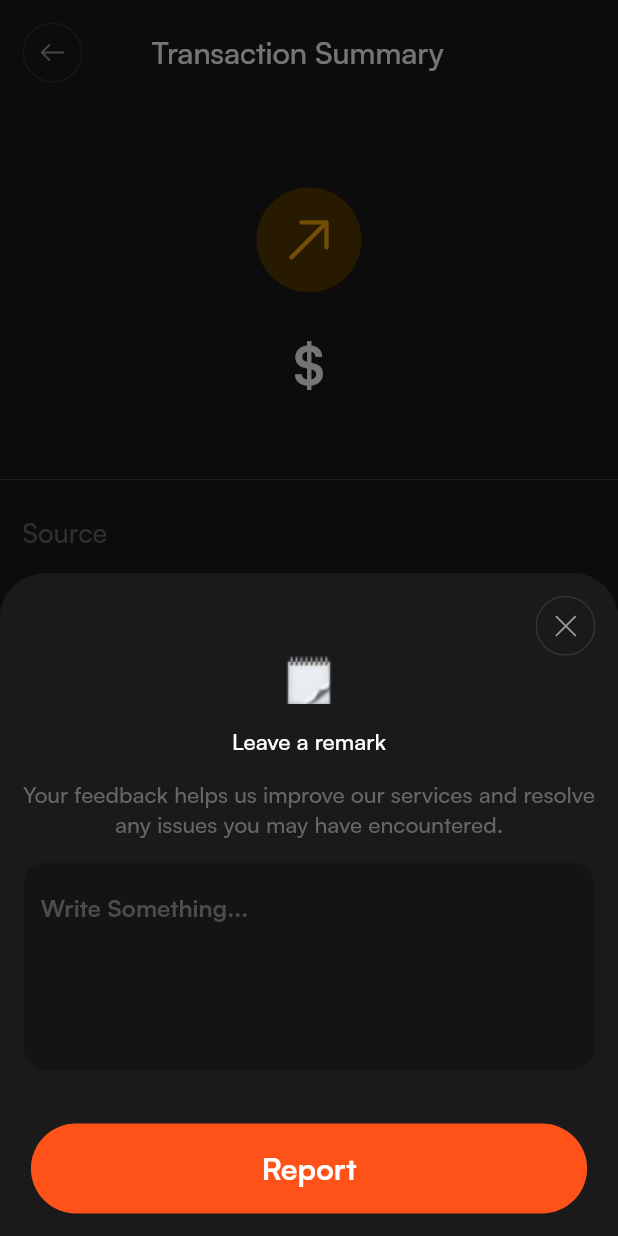
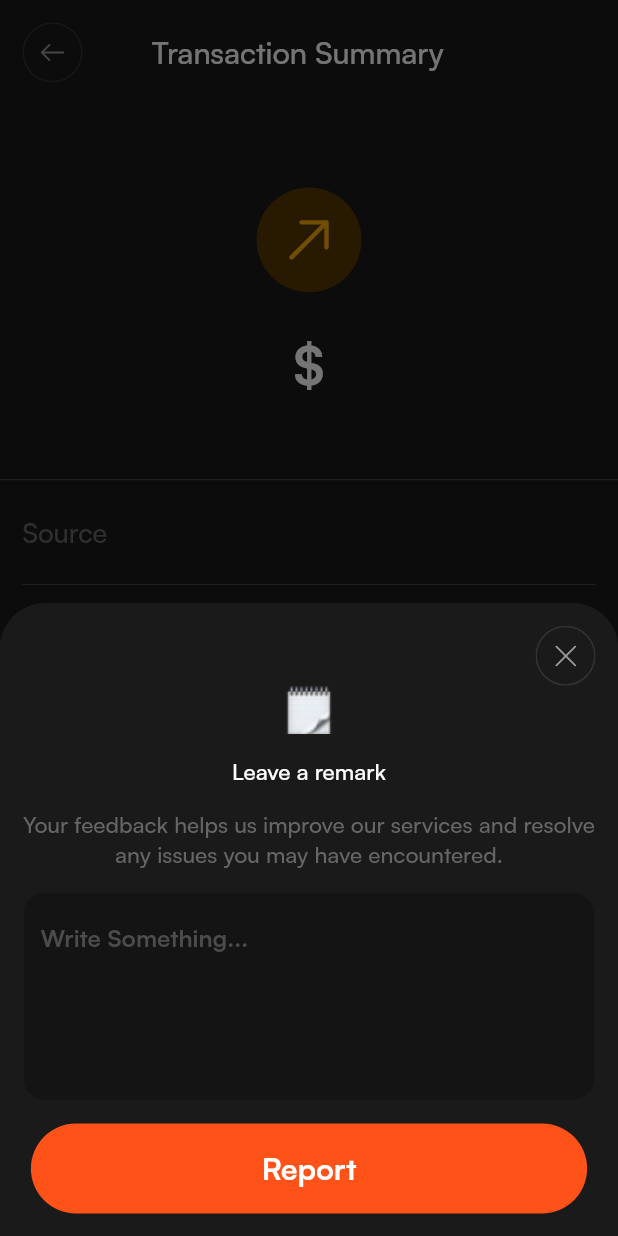
Before and after one commit to KristofferCodes/flutter_technical_assessment, a Flutter app: the TransactionSummary screen opened directly with empty values, after a tap on "Report this transaction", on a phone screen of 412 x 824 dp. Run offline on Flutter 3.47's test engine with Material 2 defaults, Android fonts, the phone set to English and light mode, and no system bars; our stand-ins replace dio, flutter_riverpod, flutter_screenutil, flutter_svg, fpdart, google_fonts and 1 more; accounts and stored records are empty.

Commit message:
fixed a ui error

```diff
--- a/lib/features/transactions/transaction_summary.dart
+++ b/lib/features/transactions/transaction_summary.dart
@@ -26,7 +26,7 @@
     return Scaffold(
       backgroundColor: AppConst.primaryColor,
       body: SafeArea(
-        child: Column(
+        child: ListView(
           children: [
             Padding(
               padding: const EdgeInsets.all(15.0),
@@ -383,7 +383,7 @@
                   ),
                 ),
                 SizedBox(
-                  height: 35.h,
+                  height: 15.h,
                 ),
                 PrimaryButton(
                   text: 'Report',
```
